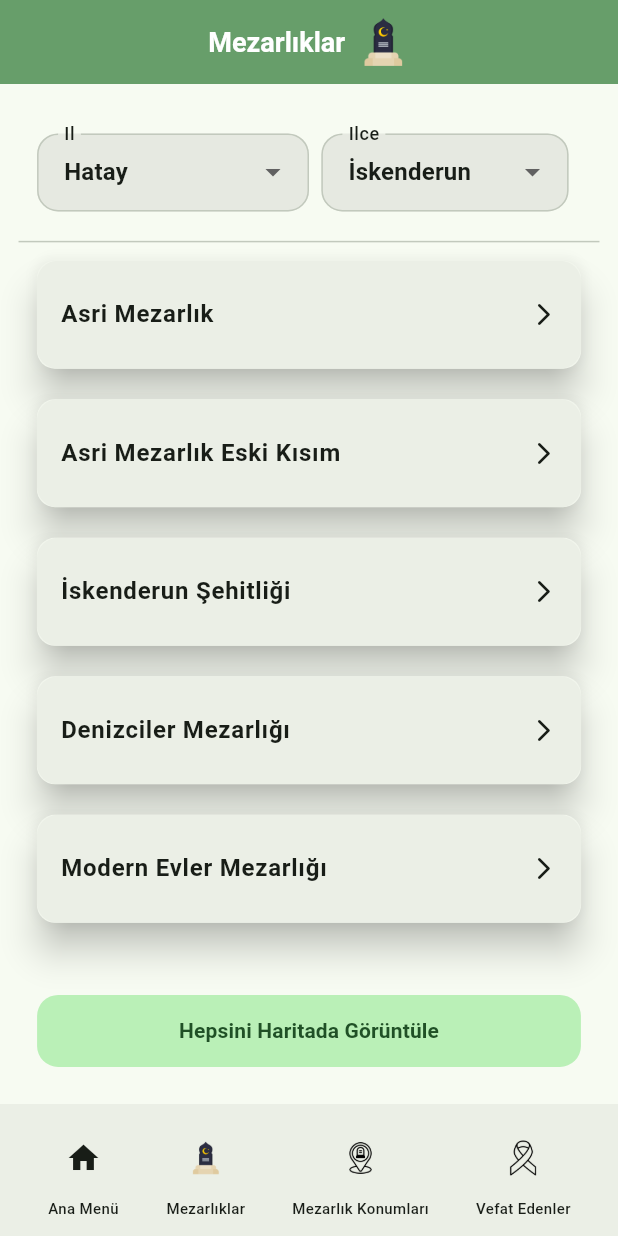
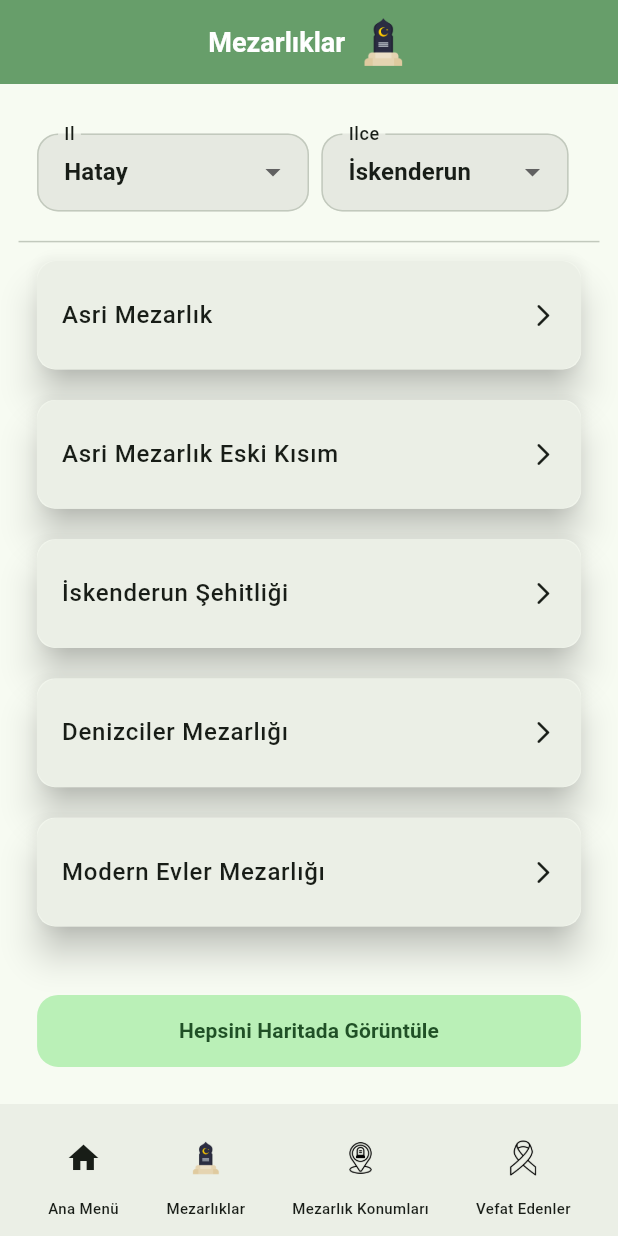
Before and after one commit to yukseelalkis/MezMaps, a Flutter app: the screen it shows after launch, on a phone screen of 412 x 824 dp. Run offline on Flutter 3.47's test engine with Material 3 defaults, Android fonts, the phone set to English and light mode, and no system bars; our stand-ins replace equatable, flutter_bloc, get_it, google_fonts, lottie.

Commit message:
docs: Add comprehensive documentation for UI widgets

```diff
--- a/lib/feature/cemeteries/view_model/mixin/cemetries_mixin.dart
+++ b/lib/feature/cemeteries/view_model/mixin/cemetries_mixin.dart
@@ -12,7 +12,6 @@ mixin CemetriesMixin on BaseState<CemeteriesView> {
     // repo’yu Cubit'e veriyoruz
     _cemetriesViewModel = CemetriesViewModel(MockCemeteryRepository());
 
-    // Ekran yüklendikten sonra Cubit’in load() fonksiyonunu çalıştırıyoruz
     WidgetsBinding.instance.addPostFrameCallback((_) {
       _cemetriesViewModel.load();
     });
@@ -21,7 +20,7 @@ mixin CemetriesMixin on BaseState<CemeteriesView> {
 
   @override
   void dispose() {
-    _cemetriesViewModel.close(); // BaseCubit -> Bloc’ta dispose gibi
+    _cemetriesViewModel.close();
     super.dispose();
   }
 }
--- a/lib/feature/cemeteries/widgets/all_map_button.dart
+++ b/lib/feature/cemeteries/widgets/all_map_button.dart
@@ -1,5 +1,7 @@
 part of '../view/cemeteries_view.dart';
 
+/// The `_AllMapButton` class is a StatelessWidget in Dart that represents a button widget used in the
+/// UI. Here's a breakdown of what it does:
 @immutable
 final class _AllMapButton extends StatelessWidget {
   const _AllMapButton({required this.onPressed});
@@ -16,6 +18,8 @@ final class _AllMapButton extends StatelessWidget {
   }
 }
 
+/// The `_CemeteriesCard` class in Dart is a StatelessWidget that represents a card widget used in the
+/// UI to display information about a cemetery. Here's a breakdown of what it does:
 @immutable
 final class _CemeteriesCard extends StatelessWidget {
   const _CemeteriesCard({required this.onTap, required this.c});
@@ -27,11 +31,8 @@ final class _CemeteriesCard extends StatelessWidget {
     return Card(
       elevation: 10,
       child: ListTile(
-        contentPadding: const EdgeInsets.symmetric(horizontal: 16, vertical: 8),
-        title: Text(
-          c.name,
-          style: const TextStyle(fontWeight: FontWeight.w600),
-        ),
+        contentPadding: PaddingManager.listItemPadding(context),
+        title: Text(c.name),
         trailing: const Icon(Icons.arrow_forward_ios_rounded, size: 18),
 
         onTap: onTap,
@@ -40,7 +41,9 @@ final class _CemeteriesCard extends StatelessWidget {
   }
 }
 
-// CemeteriesView dosyasının altında (Private Widget olarak)
+/// The `_CemeteriesEmptyState` class in Dart is a `StatelessWidget` that represents a widget used in
+/// the UI to display a message when there are no cemetery records available for a selected province and
+/// district.
 @immutable
 final class _CemeteriesEmptyState extends StatelessWidget {
   const _CemeteriesEmptyState({
@@ -63,6 +66,9 @@ final class _CemeteriesEmptyState extends StatelessWidget {
   }
 }
 
+/// The `_CemeteriesList` class in Dart is a `StatelessWidget` that represents a list widget used in
+/// the UI to display a list of cemetery items. Here's a breakdown of what it does:
+
 @immutable
 final class _CemeteriesList extends StatelessWidget {
   const _CemeteriesList({required this.cemeteries, required this.viewModel});
@@ -81,12 +87,9 @@ final class _CemeteriesList extends StatelessWidget {
         final c = cemeteries[i];
         return _CemeteriesCard(
           c: c,
-          // onTap mantığını burada tanımlıyoruz
           onTap: () async {
-            // ViewModel'deki mantığı çağır
             final ok = await viewModel.openCemeteryMap(c);
 
-            // UI'a ait hata gösterimini burada tutuyoruz
             if (!ok && context.mounted) {
               ScaffoldMessenger.of(context).showSnackBar(
                 const SnackBar(content: Text(ProjectString.errorMapMessage)),
--- a/module/common/lib/src/constant/padding/padding_manager.dart
+++ b/module/common/lib/src/constant/padding/padding_manager.dart
@@ -44,6 +44,14 @@ final class PaddingManager {
   static EdgeInsets buttonContentPadding(BuildContext context) =>
       EdgeInsets.only(right: MediaQuery.sizeOf(context).width * 0.06);
 
+  /// Returns a padding optimized for list items or small sections.
+  /// (Uses approx. 4% of width for horizontal, 1% of height for vertical)
+  static EdgeInsets listItemPadding(BuildContext context) =>
+      EdgeInsets.symmetric(
+        horizontal: MediaQuery.sizeOf(context).width * 0.04,
+        vertical: MediaQuery.sizeOf(context).height * 0.01,
+      );
+
   static EdgeInsets responsiveLTRB(BuildContext context) => EdgeInsets.fromLTRB(
     MediaQuery.sizeOf(context).width * 0.04,
     MediaQuery.sizeOf(context).height * 0.015,
```
Also changed, not shown: lib/feature/cemeteries/view/cemeteries_view.dart (+6 -2 lines), lib/feature/cemeteries/view_model/cemetries_view_model.dart (+36 -8 lines).
